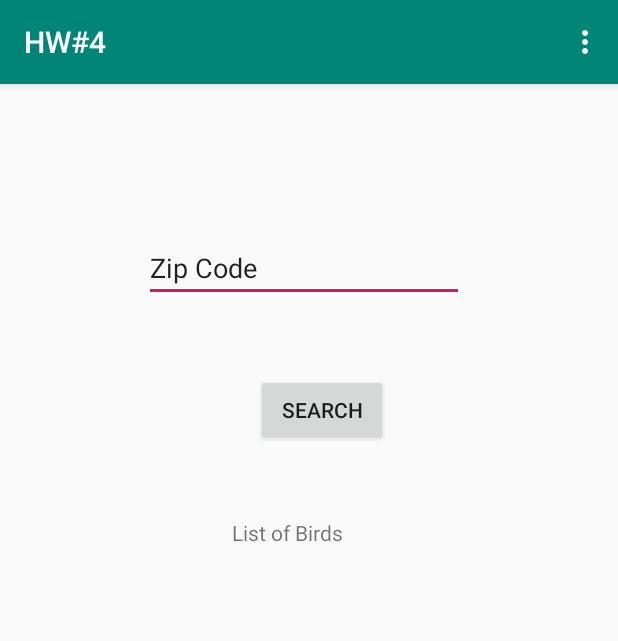
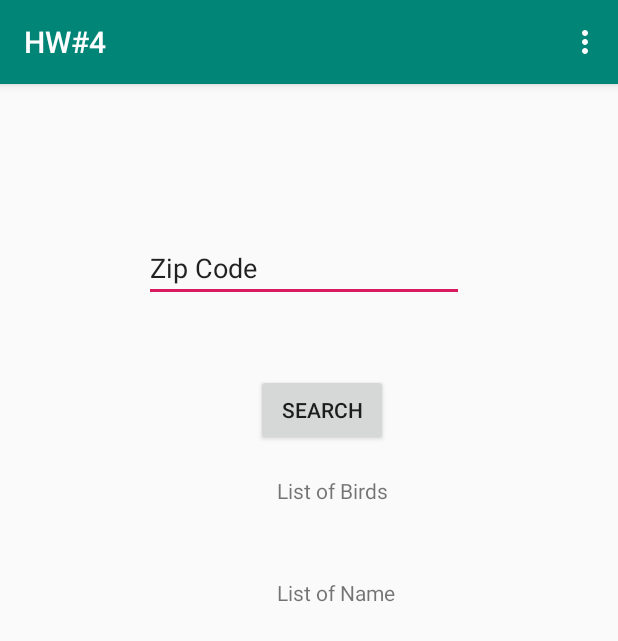
Before and after one commit to hikaruozeki/HW4hikaru, an Android app: the SearchActivity screen opened directly, with no data from a screen before it, after a tap on "SEARCH", on a phone screen of 412 x 824 dp. Shown: the top 641 px of the screen. Run offline under Robolectric (Android 15) with nearby library versions, the phone set to English and light mode, and no system bars; our stand-ins replace Firebase (no records; nobody signed in at launch, a user with empty details on screens opened directly).

Commit message:
First Commit

```diff
--- a/app/src/main/java/com/example/hw4/Bird.java
+++ b/app/src/main/java/com/example/hw4/Bird.java
@@ -6,7 +6,7 @@ public String bird;
 public String you;
 public String zipcode;
 
-    public Bird(String birdName, String yourName, int newZipCode) {
+    public Bird() {
     }
 
     public Bird(String bird, String you, String zipcode) {
--- a/app/src/main/java/com/example/hw4/SearchActivity.java
+++ b/app/src/main/java/com/example/hw4/SearchActivity.java
@@ -25,6 +25,7 @@ public class SearchActivity extends AppCompatActivity implements View.OnClickLis
     Button buttonSearch;
     EditText editTextInputZipCode;
     TextView textViewListOfBirds;
+    TextView textViewListOfName;
 
     @Override
     protected void onCreate(Bundle savedInstanceState) {
@@ -34,8 +35,8 @@ public class SearchActivity extends AppCompatActivity implements View.OnClickLis
         editTextInputZipCode = findViewById(R.id.editTextInputZipCode);
         buttonSearch = findViewById(R.id.buttonSearch);
         buttonSearch.setOnClickListener(this);
-        editTextInputZipCode = findViewById(R.id.editTextInputZipCode);
         textViewListOfBirds = findViewById(R. id.textViewListOfBirds);
+        textViewListOfName = findViewById(R. id. textViewListOfName);
     }
 
 
@@ -68,7 +69,7 @@ public class SearchActivity extends AppCompatActivity implements View.OnClickLis
 
         if (buttonSearch == view) {
             String findbird = editTextInputZipCode.getText().toString();
-            myRef.orderByChild("zip").equalTo(findbird).addChildEventListener(new ChildEventListener() {
+            myRef.orderByChild("zipcode").equalTo(findbird).addChildEventListener(new ChildEventListener() {
                 @Override
                 public void onChildAdded(@NonNull DataSnapshot dataSnapshot, @Nullable String s) {
                     //String findKey = dataSnapshot.getKey();//
@@ -77,7 +78,7 @@ public class SearchActivity extends AppCompatActivity implements View.OnClickLis
                     String findName = foundBird.you;
 
                     textViewListOfBirds.setText(findBird);
-                    textViewListOfBirds.setText(findName);
+                    textViewListOfName.setText(findName);
                 }
 
 
--- a/app/src/main/res/layout/activity_search.xml
+++ b/app/src/main/res/layout/activity_search.xml
@@ -32,13 +32,24 @@
 
     <TextView
         android:id="@+id/textViewListOfBirds"
-        android:layout_width="117dp"
-        android:layout_height="93dp"
-        android:layout_marginTop="48dp"
+        android:layout_width="211dp"
+        android:layout_height="52dp"
+        android:layout_marginTop="20dp"
         android:text="List of Birds"
         app:layout_constraintEnd_toEndOf="parent"
-        app:layout_constraintHorizontal_bias="0.524"
+        app:layout_constraintHorizontal_bias="0.919"
         app:layout_constraintStart_toStartOf="parent"
         app:layout_constraintTop_toBottomOf="@+id/buttonSearch" />
 
+    <TextView
+        android:id="@+id/textViewListOfName"
+        android:layout_width="227dp"
+        android:layout_height="53dp"
+        android:layout_marginTop="16dp"
+        android:text="List of Name"
+        app:layout_constraintEnd_toEndOf="parent"
+        app:layout_constraintHorizontal_bias="1.0"
+        app:layout_constraintStart_toStartOf="parent"
+        app:layout_constraintTop_toBottomOf="@+id/textViewListOfBirds" />
+
 </androidx.constraintlayout.widget.ConstraintLayout>
```
